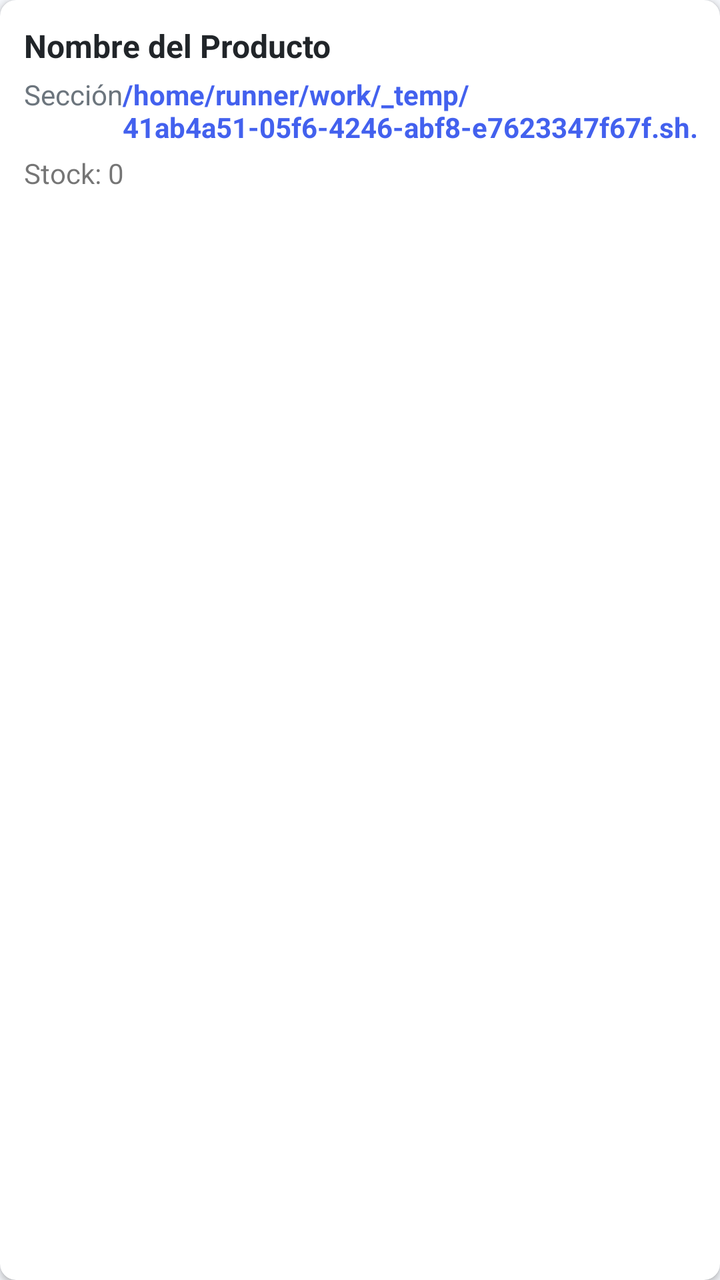
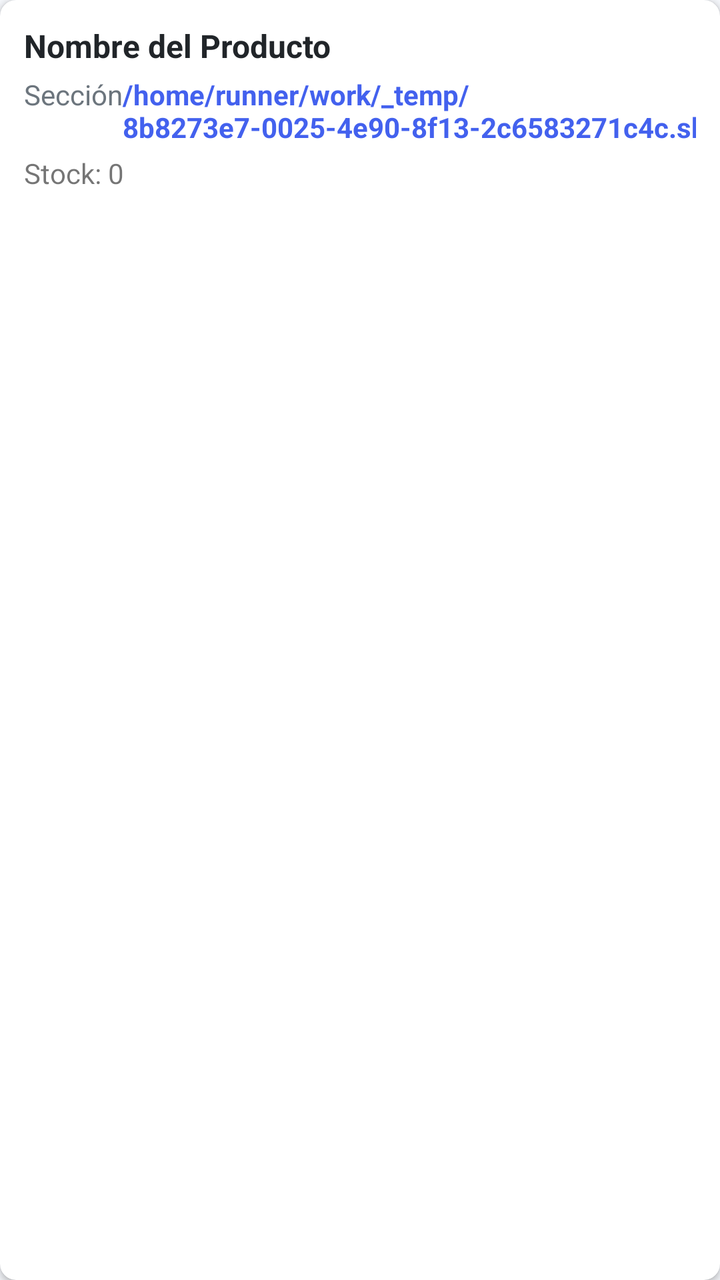

An Android layout rendered at two revisions. The XML below is the earlier revision; the diff shows what the commit changed to produce the second picture.
<!-- AndroidManifest.xml: application theme Theme.OmniVentas -->
<!-- res/layout/item_producto.xml -->
<?xml version="1.0" encoding="utf-8"?>
<androidx.cardview.widget.CardView xmlns:android="http://schemas.android.com/apk/res/android"
    xmlns:app="http://schemas.android.com/apk/res-auto"
    android:layout_width="match_parent"
    android:layout_height="wrap_content"
    android:layout_marginBottom="8dp"
    app:cardCornerRadius="8dp"
    app:cardElevation="2dp">
    <LinearLayout
        android:layout_width="match_parent"
        android:layout_height="wrap_content"
        android:orientation="vertical"
        android:padding="12dp">
        <TextView
            android:id="@+id/tv_nombre"
            android:layout_width="match_parent"
            android:layout_height="wrap_content"
            android:text="Nombre del Producto"
            android:textSize="16sp"
            android:textStyle="bold"
            android:textColor="@color/dark" />
        <LinearLayout
            android:layout_width="match_parent"
            android:layout_height="wrap_content"
            android:orientation="horizontal"
            android:layout_marginTop="4dp">
            <TextView
                android:id="@+id/tv_seccion"
                android:layout_width="0dp"
                android:layout_height="wrap_content"
                android:layout_weight="1"
                android:text="Sección"
                android:textSize="14sp"
                android:textColor="@color/gray" />
            <TextView
                android:id="@+id/tv_precio"
                android:layout_width="wrap_content"
                android:layout_height="wrap_content"
                android:text="/home/runner/work/_temp/41ab4a51-05f6-4246-abf8-e7623347f67f.sh.00"
                android:textSize="14sp"
                android:textColor="@color/primary"
                android:textStyle="bold" />
        </LinearLayout>
        <TextView
            android:id="@+id/tv_stock"
            android:layout_width="wrap_content"
            android:layout_height="wrap_content"
            android:text="Stock: 0"
            android:textSize="14sp"
            android:layout_marginTop="4dp" />
    </LinearLayout>
</androidx.cardview.widget.CardView>
<!-- resources referenced by this layout -->
<resources>
  <color name="dark">#212529</color>
  <color name="gray">#6C757D</color>
  <color name="primary">#4361EE</color>
  <style name="Theme.OmniVentas" parent="Theme.MaterialComponents.DayNight.NoActionBar">
          <item name="colorPrimary">@color/primary</item>
          <item name="colorPrimaryVariant">@color/primary_dark</item>
          <item name="colorOnPrimary">@color/white</item>
          <item name="colorSecondary">@color/secondary</item>
          <item name="colorOnSecondary">@color/white</item>
          <item name="android:statusBarColor">@color/primary</item>
          <item name="android:windowBackground">@color/light_gray</item>
      </style>
  <color name="primary_dark">#3A56D4</color>
  <color name="white">#FFFFFF</color>
  <color name="secondary">#3F37C9</color>
  <color name="light_gray">#F5F7FB</color>
</resources>

<!-- the commit's change to res/layout/item_producto.xml (unified diff, before → after) -->
@@ -36,7 +36,7 @@
                 android:id="@+id/tv_precio"
                 android:layout_width="wrap_content"
                 android:layout_height="wrap_content"
-                android:text="/home/runner/work/_temp/41ab4a51-05f6-4246-abf8-e7623347f67f.sh.00"
+                android:text="/home/runner/work/_temp/8b8273e7-0025-4e90-8f13-2c6583271c4c.sh.00"
                 android:textSize="14sp"
                 android:textColor="@color/primary"
                 android:textStyle="bold" />
